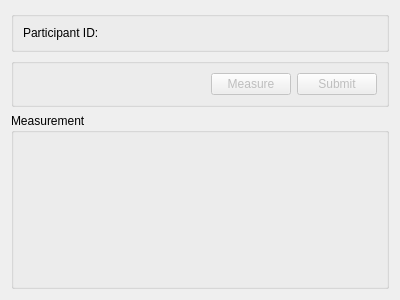
First picture: the form in src/dialogs/spirometerdialog.ui, repository CLSA/cypress, before the edit.
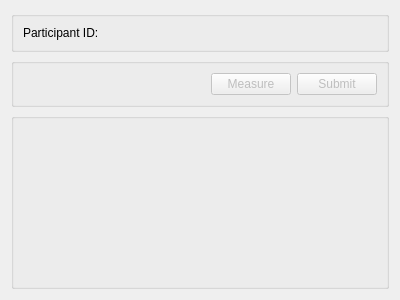
Second picture: the form after the edit.

What changed in the file:
```diff
--- a/src/dialogs/spirometerdialog.ui
+++ b/src/dialogs/spirometerdialog.ui
@@ -110,7 +110,7 @@
       </sizepolicy>
      </property>
      <property name="title">
-      <string>Measurement</string>
+      <string/>
      </property>
     </widget>
    </item>
```
